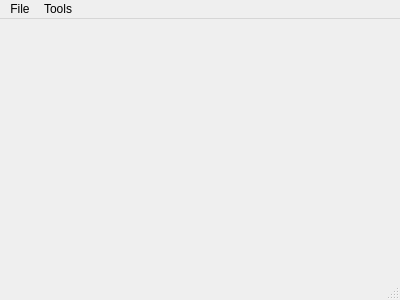
The window that Desktop/mainwindow.ui (azais-corentin/SliderBar) describes before a commit, drawn with Qt 5.
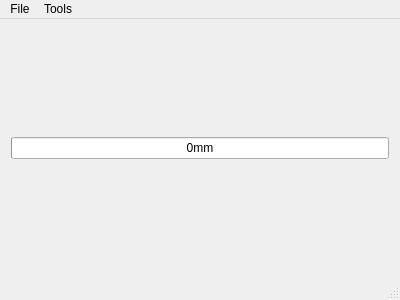
The same window after the commit.

```diff
--- a/Desktop/mainwindow.ui
+++ b/Desktop/mainwindow.ui
@@ -13,7 +13,20 @@
   <property name="windowTitle">
    <string>MainWindow</string>
   </property>
-  <widget class="QWidget" name="centralWidget"/>
+  <widget class="QWidget" name="centralWidget">
+   <layout class="QGridLayout" name="gridLayout">
+    <item row="0" column="0">
+     <widget class="QProgressBar" name="progressBar">
+      <property name="value">
+       <number>0</number>
+      </property>
+      <property name="format">
+       <string>%pmm</string>
+      </property>
+     </widget>
+    </item>
+   </layout>
+  </widget>
   <widget class="QMenuBar" name="menuBar">
    <property name="geometry">
     <rect>
```
